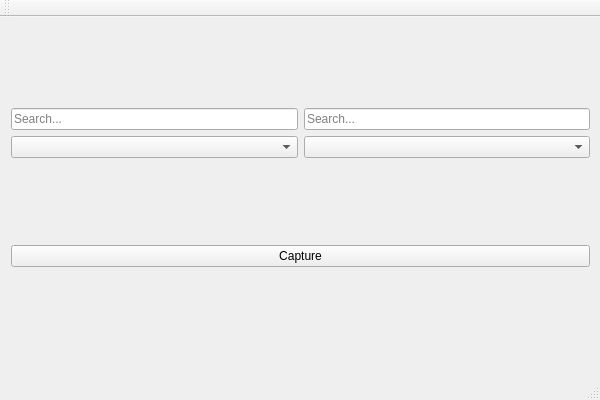
First picture: the form in LiveTranslator/include/LiveTranslator.ui, repository strukfit/LiveTranslator, before the edit.
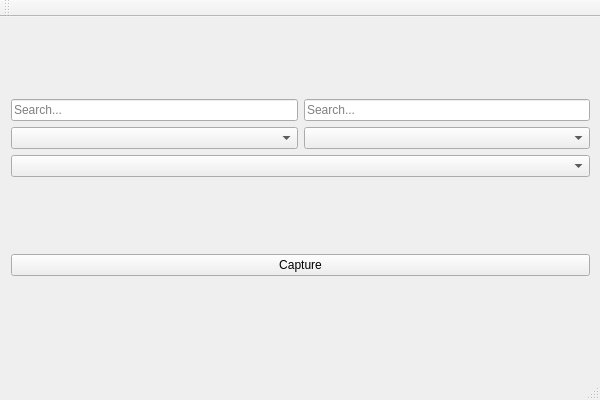
Second picture: the form after the edit.

Commit message: feat: add translators support

Diff of the .ui file:
```diff
--- a/LiveTranslator/include/LiveTranslator.ui
+++ b/LiveTranslator/include/LiveTranslator.ui
@@ -69,6 +69,9 @@
        </item>
       </layout>
      </item>
+     <item>
+      <widget class="QComboBox" name="translatorComboBox"/>
+     </item>
      <item>
       <spacer name="verticalSpacer">
        <property name="orientation">
```
The commit also changes 12 other files.
